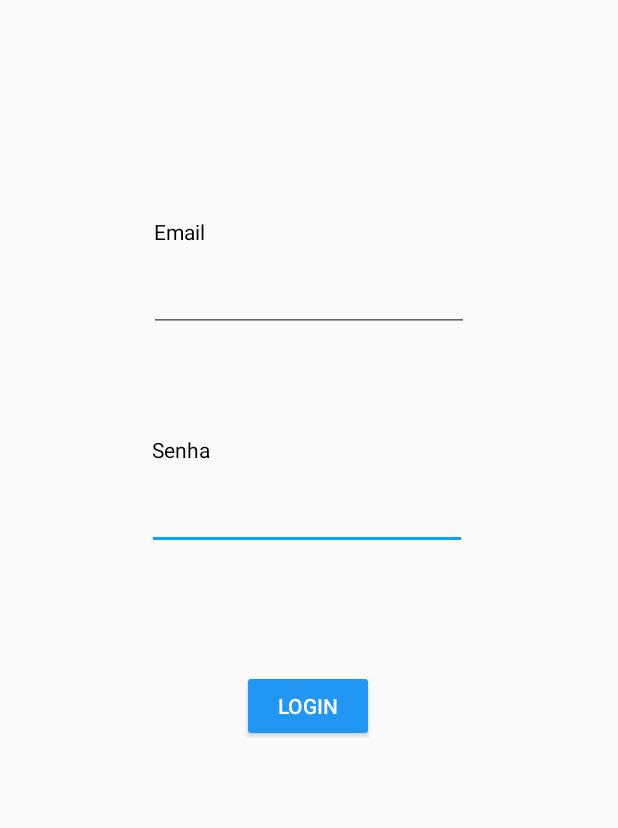
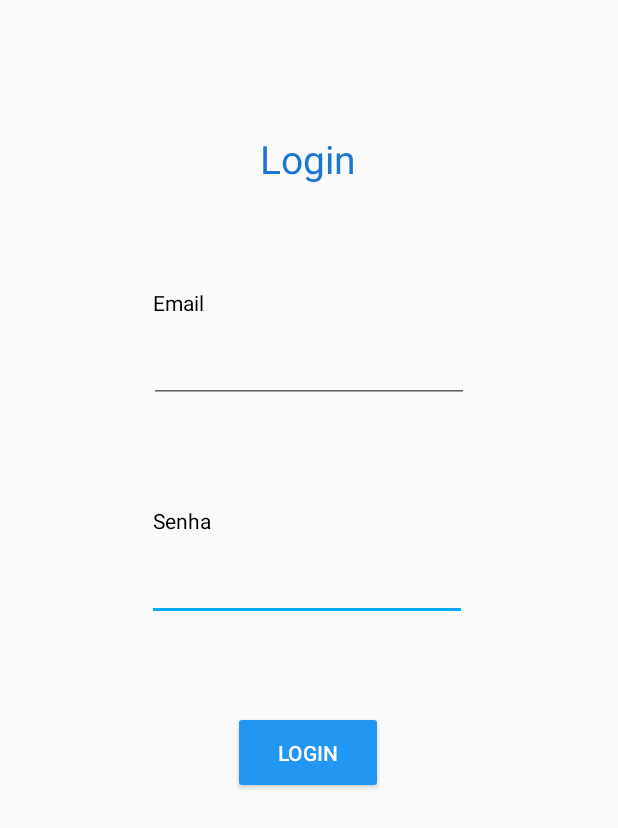
Before and after one commit to EduardoThums/HelpDeskMobile, an Android app: the LoginActivity screen opened directly, with no data from a screen before it, on a phone screen of 412 x 824 dp. Shown: the top 828 px of the screen. Run offline under Robolectric (Android 15) with nearby library versions, the phone set to English and light mode, and no system bars; our stand-ins replace ButterKnife.

Commit message:
Refact imports and improved login screen

```diff
--- a/android-app/app/src/main/java/help/desk/mobile/app/activity/LoginActivity.java
+++ b/android-app/app/src/main/java/help/desk/mobile/app/activity/LoginActivity.java
@@ -1,18 +1,31 @@
 package help.desk.mobile.app.activity;
-
-import androidx.appcompat.app.AppCompatActivity;
-import butterknife.BindView;
 
 import android.os.Bundle;
 import android.widget.Button;
 import android.widget.EditText;
 
+import androidx.appcompat.app.AppCompatActivity;
+
 import com.example.helpdeskmobile.R;
 
+import butterknife.BindView;
+import butterknife.OnClick;
+
 public class LoginActivity extends AppCompatActivity {
-    @BindView(R.id.login_button) private Button loginButton;
-    @BindView(R.id.login_email_edit_text) private EditText emailEditText;
-    @BindView(R.id.login_password_edit_text) private EditText passwordEditText;
+
+    @BindView(R.id.login_email_edit_text)
+    EditText emailEditText;
+
+    @BindView(R.id.login_password_edit_text)
+    EditText passwordEditText;
+
+    @BindView(R.id.login_button)
+    Button loginButton;
+
+    @OnClick(R.id.login_button)
+    public void submit() {
+        // TODO: Add validation and API call
+    }
 
     @Override
     protected void onCreate(Bundle savedInstanceState) {
--- a/android-app/app/src/main/java/help/desk/mobile/app/activity/MainActivity.java
+++ b/android-app/app/src/main/java/help/desk/mobile/app/activity/MainActivity.java
@@ -1,20 +1,23 @@
 package help.desk.mobile.app.activity;
 
+import android.os.Bundle;
+import android.widget.Button;
+
 import androidx.appcompat.app.AppCompatActivity;
+
+import com.example.helpdeskmobile.R;
+
 import butterknife.BindView;
 import butterknife.ButterKnife;
 import help.desk.mobile.app.utils.ButtonUtils;
 
-import android.content.Intent;
-import android.os.Bundle;
-import android.view.View;
-import android.widget.Button;
+public class MainActivity extends AppCompatActivity {
 
-import com.example.helpdeskmobile.R;
+    @BindView(R.id.to_login_screen_button)
+    Button loginButton;
 
-public class MainActivity extends AppCompatActivity {
-    @BindView(R.id.to_login_screen_button) private Button loginButton;
-    @BindView(R.id.to_sign_up_screen_button) private Button signUpButton;
+    @BindView(R.id.to_sign_up_screen_button)
+    Button signUpButton;
 
     @Override
     protected void onCreate(Bundle savedInstanceState) {
@@ -25,7 +28,7 @@ public class MainActivity extends AppCompatActivity {
     }
 
     private void initializeComponents() {
-        ButtonUtils.setActivityTransitionOnButton(this.loginButton,this, SignUpActivity.class);
-        ButtonUtils.setActivityTransitionOnButton(this.signUpButton,this, SignUpActivity.class);
+        ButtonUtils.setActivityTransitionOnButton(this.loginButton, this, LoginActivity.class);
+        ButtonUtils.setActivityTransitionOnButton(this.signUpButton, this, SignUpActivity.class);
     }
 }
--- a/android-app/app/src/main/res/layout/activity_login.xml
+++ b/android-app/app/src/main/res/layout/activity_login.xml
@@ -24,23 +24,23 @@
         android:id="@+id/login_email_edit_text"
         android:layout_width="wrap_content"
         android:layout_height="wrap_content"
-        android:layout_marginTop="176dp"
+        android:layout_marginTop="100dp"
         android:ems="10"
         android:inputType="textEmailAddress"
         android:textAlignment="viewStart"
         android:textColor="@color/pureBlack"
         app:layout_constraintEnd_toEndOf="parent"
         app:layout_constraintStart_toStartOf="parent"
-        app:layout_constraintTop_toTopOf="parent" />
+        app:layout_constraintTop_toBottomOf="@+id/textView" />
 
     <Button
         android:id="@+id/login_button"
-        android:layout_width="wrap_content"
-        android:layout_height="wrap_content"
-        android:layout_marginTop="80dp"
+        android:layout_width="100dp"
+        android:layout_height="55dp"
+        android:layout_marginTop="60dp"
         android:backgroundTint="@color/colorPrimary"
+        android:clickable="true"
         android:foreground="?attr/selectableItemBackground"
-        android:clickable="true"
         android:text="@string/login_button"
         android:textColor="@color/textPrimary"
         app:layout_constraintEnd_toEndOf="parent"
@@ -57,8 +57,8 @@
         android:textColor="@color/pureBlack"
         app:layout_constraintBottom_toTopOf="@+id/login_email_edit_text"
         app:layout_constraintEnd_toEndOf="parent"
-        app:layout_constraintHorizontal_bias="0.272"
-        app:layout_constraintStart_toStartOf="parent" />
+        app:layout_constraintHorizontal_bias="0.01"
+        app:layout_constraintStart_toStartOf="@+id/login_email_edit_text" />
 
     <TextView
         android:id="@+id/login_password_label_text"
@@ -69,6 +69,19 @@
         android:textColor="@color/pureBlack"
         app:layout_constraintBottom_toTopOf="@+id/login_password_edit_text"
         app:layout_constraintEnd_toEndOf="parent"
-        app:layout_constraintHorizontal_bias="0.272"
-        app:layout_constraintStart_toStartOf="parent" />
+        app:layout_constraintHorizontal_bias="0.014"
+        app:layout_constraintStart_toStartOf="@+id/login_password_edit_text" />
+
+    <TextView
+        android:id="@+id/textView"
+        android:layout_width="wrap_content"
+        android:layout_height="wrap_content"
+        android:layout_marginTop="88dp"
+        android:text="@string/login_screen_title"
+        android:textColor="@color/colorPrimaryDark"
+        android:textSize="26sp"
+        app:layout_constraintEnd_toEndOf="parent"
+        app:layout_constraintHorizontal_bias="0.498"
+        app:layout_constraintStart_toStartOf="parent"
+        app:layout_constraintTop_toTopOf="parent" />
 </androidx.constraintlayout.widget.ConstraintLayout>
--- a/android-app/app/src/main/res/values/strings.xml
+++ b/android-app/app/src/main/res/values/strings.xml
@@ -5,4 +5,5 @@
     <string name="sign_up_button" translatable="false">Cadastro</string>
     <string name="email_text" translatable="false">Email</string>
     <string name="password_text" translatable="false">Senha</string>
+    <string name="login_screen_title">@string/login_button</string>
 </resources>
```
